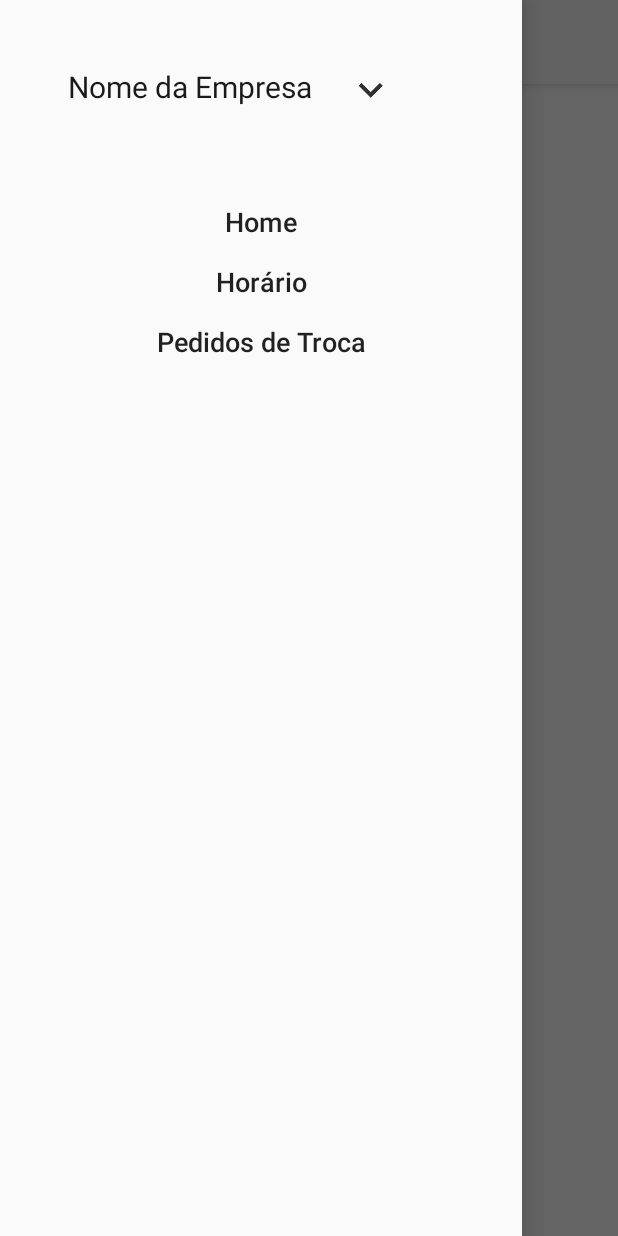
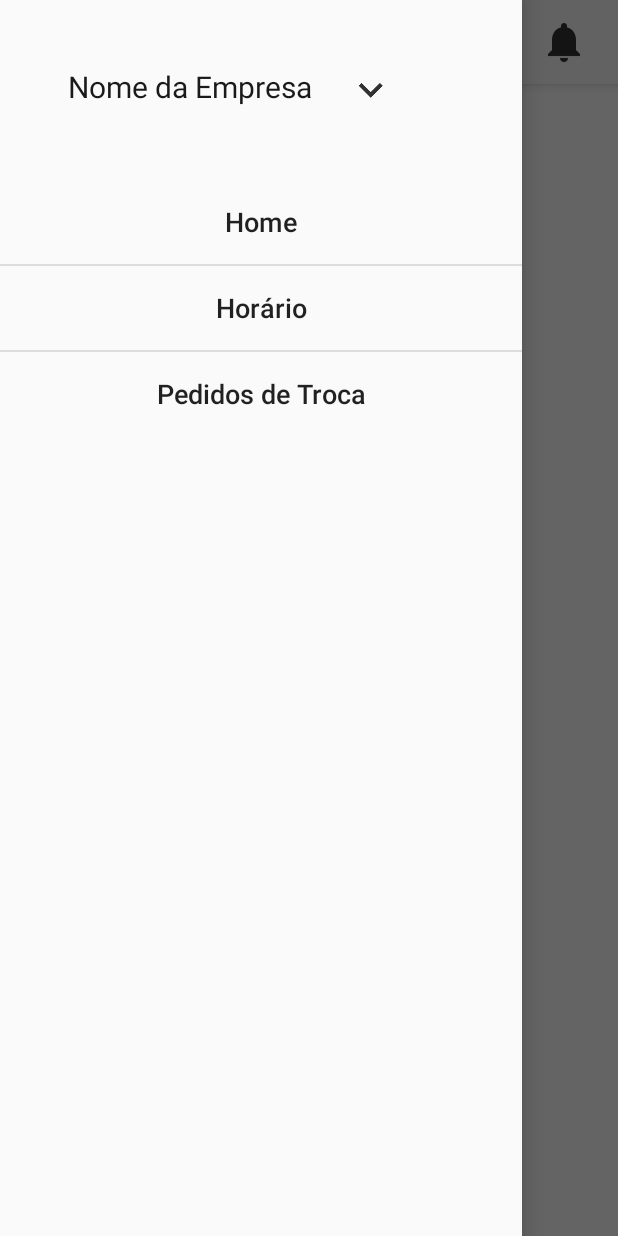
Before and after one commit to Btweety/LoginScreen, an Android app: the screen it shows after launch once a user with an empty profile is signed in (HomeActivity), with the side drawer open, on a phone screen of 412 x 824 dp. Run offline under Robolectric (Android 15) with nearby library versions, the phone set to English and light mode, and no system bars; our stand-ins replace Firebase (no records; nobody signed in at launch, a user with empty details on screens opened directly).

Commit message:
Toolbar tem o simbolo de notificações mas o titulo "Shifts" não está centrado corretamente

```diff
--- a/app/src/main/res/layout/toolb.xml
+++ b/app/src/main/res/layout/toolb.xml
@@ -7,14 +7,31 @@
     android:id="@+id/nav_action"
     android:backgroundTint="@color/white">
 
+    <RelativeLayout
+        android:layout_width="match_parent"
+        android:layout_height="match_parent">
+
         <TextView
             android:layout_width="wrap_content"
             android:layout_height="wrap_content"
             android:text="Shifts"
-        android:layout_gravity="center"
+            android:layout_centerHorizontal="true"
             android:id="@+id/toolbar_title"
             android:textSize="18sp"
             android:textColor="@color/dark"/>
 
+        <ImageView
+            android:layout_width="wrap_content"
+            android:layout_height="wrap_content"
+            android:id="@+id/toolbar_bell"
+            android:src="@drawable/notifications"
+            android:layout_alignParentEnd="true"
+            android:paddingRight="20dp"
+            />
+
+
+    </RelativeLayout>
+
+
 
 </android.support.v7.widget.Toolbar>
--- a/app/src/main/res/menu/nav_menu.xml
+++ b/app/src/main/res/menu/nav_menu.xml
@@ -1,13 +1,24 @@
 <?xml version="1.0" encoding="utf-8"?>
 <menu xmlns:android="http://schemas.android.com/apk/res/android">
-
+    <group
+        android:id="@+id/navigation_drawer_group_home"
+        android:checkableBehavior="single">
         <item android:id="@+id/nav_item_home"
             android:title="@string/home" />
+    </group>
 
+    <group
+        android:id="@+id/navigation_drawer_group_horario"
+        android:checkableBehavior="single">
         <item android:id="@+id/nav_item_horario"
             android:title="@string/hor_rio" />
+    </group>
 
+    <group
+        android:id="@+id/navigation_drawer_group_pedidos"
+        android:checkableBehavior="single">
         <item android:id="@+id/nav_item_pedidostroca"
          android:title="@string/pedidos_de_troca" />
+    </group>
 
 </menu>
```
Also changed, not shown: app/src/main/res/drawable-hdpi/notifications.png (added), app/src/main/res/drawable-mdpi/notifications.png (added), app/src/main/res/drawable-xhdpi/notifications.png (added), app/src/main/res/drawable-xxhdpi/notifications.png (added). Lines whose indentation alone changed are shown as unchanged.
